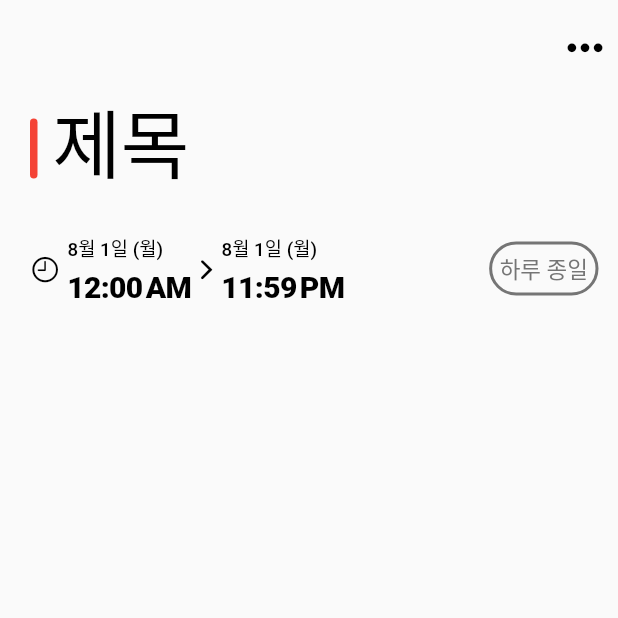
After one commit to UkiDelly/calendar-with-hashtag, a Flutter app: the AddNewEventPage screen opened directly, on a phone screen of 412 x 824 dp, the top half of it. The commit adds this screen. Run offline on Flutter 3.47's test engine with Material 2 defaults, Android fonts, the phone set to English and light mode, and no system bars; our stand-ins replace flutter_riverpod, flutter_svg, modal_bottom_sheet, table_calendar.

Commit message:
implement add new event page

```diff
--- a/lib/main.dart
+++ b/lib/main.dart
@@ -1,4 +1,4 @@
-import 'package:care_square_assignment/view/main_view.dart';
+import 'package:care_square_assignment/view/Main/main_view.dart';
 import 'package:flutter/cupertino.dart';
 import 'package:flutter/material.dart';
 import 'package:flutter_riverpod/flutter_riverpod.dart';
@@ -16,8 +16,7 @@ class MyApp extends StatelessWidget {
     return const CupertinoApp(
       debugShowCheckedModeBanner: false,
       theme: CupertinoThemeData(
-        brightness: Brightness.light,
-      ),
+          brightness: Brightness.light, primaryColor: Colors.black),
       home: MainView(),
     );
   }
--- a/lib/provider/dates.dart
+++ b/lib/provider/dates.dart
@@ -12,3 +12,5 @@ final goBackTodayProvider = StateProvider<int>((ref) => 0);
 final selectedDateProvider = StateProvider<DateTime>((ref) {
   return DateTime.now();
 });
+
+final allDayProvider = StateProvider<bool>((ref) => false);
--- a/lib/view/main_view.dart
+++ b/lib/view/Main/main_view.dart
@@ -1,10 +1,7 @@
-import 'package:care_square_assignment/view/widget/appbar/appbar.dart';
-import 'package:care_square_assignment/view/widget/calendar/calendar.dart';
-import 'package:flutter/material.dart';
-import 'package:flutter/services.dart';
+import 'package:flutter/cupertino.dart';
 
-import 'package:modal_bottom_sheet/modal_bottom_sheet.dart';
-
+import 'widget/appbar/appbar.dart';
+import 'widget/calendar/calendar.dart';
 import 'widget/events/event_list.dart';
 
 class MainView extends StatefulWidget {
@@ -17,11 +14,8 @@ class MainView extends StatefulWidget {
 class _MainViewState extends State<MainView> {
   @override
   Widget build(BuildContext context) {
-    return CupertinoScaffold(
-      overlayStyle: SystemUiOverlayStyle.dark,
-      transitionBackgroundColor: Colors.white,
-      //
-      body: SafeArea(
+    return CupertinoPageScaffold(
+      child: SafeArea(
         child: Column(
           children: [
             // App bar
--- a/lib/view/widget/appbar/appbar.dart
+++ b/lib/view/Main/widget/appbar/appbar.dart
@@ -3,12 +3,14 @@ import 'package:flutter/material.dart';
 
 import 'package:flutter_riverpod/flutter_riverpod.dart';
 
-import '../../../provider/dates.dart';
+import '../../../../provider/dates.dart';
+
 import '../back_to_now.dart';
 
 class CalendarAppBar extends StatefulWidget {
-
-  CalendarAppBar({Key? key, }) : super(key: key);
+  const CalendarAppBar({
+    Key? key,
+  }) : super(key: key);
 
   @override
   State<CalendarAppBar> createState() => _CalendarAppBarState();
@@ -46,8 +48,8 @@ class _CalendarAppBarState extends State<CalendarAppBar> {
               return AnimatedContainer(
                 duration: const Duration(milliseconds: 500),
                 child: ref.watch(currentMonthProvider) != DateTime.now().month
-                    ? Padding(
-                        padding: const EdgeInsets.fromLTRB(0, 20, 0, 20),
+                    ? const Padding(
+                        padding: EdgeInsets.fromLTRB(0, 20, 0, 20),
                         child: BackToNow(),
                       )
                     : null,
--- a/lib/view/widget/back_to_now.dart
+++ b/lib/view/Main/widget/back_to_now.dart
@@ -4,7 +4,7 @@ import 'package:flutter_riverpod/flutter_riverpod.dart';
 import 'package:flutter_svg/svg.dart';
 import 'dart:math' as math;
 
-import '../../provider/dates.dart';
+import '../../../provider/dates.dart';
 
 // ignore: must_be_immutable
 class BackToNow extends StatefulWidget {
--- a/lib/view/widget/calendar/calendar.dart
+++ b/lib/view/Main/widget/calendar/calendar.dart
@@ -4,7 +4,7 @@ import 'package:flutter/material.dart';
 import 'package:flutter_riverpod/flutter_riverpod.dart';
 import 'package:table_calendar/table_calendar.dart';
 
-import '../../../provider/dates.dart';
+import '../../../../provider/dates.dart';
 
 import 'cells/default.dart';
 import 'cells/holiday.dart';
@@ -33,7 +33,7 @@ class _CalendarWidgetState extends ConsumerState<CalendarWidget> {
   @override
   void initState() {
     super.initState();
-    _focusedDay = ref.watch(selectedDateProvider);
+    _focusedDay = DateTime.now();
     _firstDay = DateTime.utc(2010);
     _lastDay = DateTime.utc(2030);
   }
--- a/lib/view/widget/events/add_new_event.dart
+++ b/lib/view/Main/widget/events/add_new_event.dart
@@ -1,3 +1,4 @@
+import 'package:care_square_assignment/view/New%20Event/new_event_page.dart';
 import 'package:flutter/cupertino.dart';
 import 'package:flutter/material.dart';
 import 'package:flutter_svg/svg.dart';
@@ -23,18 +24,13 @@ class AddNewEvent extends StatelessWidget {
                 color: const Color(0xfff4f4f4),
                 borderRadius: BorderRadius.circular(10)),
             child: CupertinoButton(
-              // when tap
+              //
+              //* Show adding event page
               onPressed: () => showCupertinoModalBottomSheet(
-                  context: context, builder: (context) => Container()),
-
-              // decoration
-              // borderRadius: BorderRadius.circular(10),
-              // highlightColor: Colors.white.withOpacity(0.5),
-              // hoverColor: Colors.white.withOpacity(0.5),
-              // splashColor: Colors.white.withOpacity(0.5),
-              // overlayColor:
-              //     MaterialStateProperty.all(Colors.white.withOpacity(0.5)),
-              //TODO: make the color white with opacity 50% when it pressed.
+                context: context,
+                backgroundColor: Colors.transparent,
+                builder: (context) => const AddNewEventPage(),
+              ),
 
               //
               child: Row(
--- a/lib/view/widget/events/event_list.dart
+++ b/lib/view/Main/widget/events/event_list.dart
@@ -1,7 +1,8 @@
 import 'package:flutter/material.dart';
 import 'package:flutter_riverpod/flutter_riverpod.dart';
 
-import '../../../provider/dates.dart';
+import '../../../../provider/dates.dart';
+
 import 'add_new_event.dart';
 
 class EventList extends StatefulWidget {
--- /dev/null
+++ b/lib/view/New Event/new_event_page.dart
@@ -0,0 +1,55 @@
+import 'package:care_square_assignment/view/New%20Event/widgets/Time/time.dart';
+import 'package:care_square_assignment/view/New%20Event/widgets/title.dart';
+import 'package:flutter/cupertino.dart';
+import 'package:flutter/material.dart';
+import 'package:flutter_riverpod/flutter_riverpod.dart';
+
+import '../../provider/dates.dart';
+
+class AddNewEventPage extends StatelessWidget {
+  const AddNewEventPage({Key? key}) : super(key: key);
+
+  @override
+  Widget build(BuildContext context) {
+    return Scaffold(
+        body: SingleChildScrollView(
+      padding: const EdgeInsets.only(left: 20, right: 0, top: 10),
+      child: Column(crossAxisAlignment: CrossAxisAlignment.center, children: [
+        //
+        //* Add to Template
+        Align(
+          alignment: Alignment.centerRight,
+          child: CupertinoButton(
+              padding: const EdgeInsets.all(0),
+              child: const Icon(
+                Icons.more_horiz,
+                color: Colors.black,
+                size: 35,
+              ),
+              onPressed: () {}),
+        ),
+
+        //* Title
+        const NewEventTitle(),
+
+        //* Time
+        Consumer(
+          builder: (ctx, ref, child) {
+            DateTime day = ref.watch(selectedDateProvider);
+            return TimePick(day: day);
+          },
+        )
+
+        //* Account
+
+        //* Alarm befor
+
+        //* Location
+
+        //* url
+
+        //* Memo],
+      ]),
+    ));
+  }
+}
--- /dev/null
+++ b/lib/view/New Event/widgets/Time/time.dart
@@ -0,0 +1,277 @@
+import 'package:care_square_assignment/provider/dates.dart';
+import 'package:flutter/cupertino.dart';
+import 'package:flutter/material.dart';
+import 'package:intl/intl.dart';
+
+class TimePick extends StatefulWidget {
+  DateTime day;
+  TimePick({Key? key, required this.day}) : super(key: key);
+
+  @override
+  State<TimePick> createState() => _TimePickState();
+}
+
+class _TimePickState extends State<TimePick> {
+  bool allDay = false;
+  late DateTime startDate, endDate;
+
+  @override
+  void initState() {
+    super.initState();
+    // set the initial date
+    startDate = DateTime.utc(
+       widget.day.year,
+       widget.day.month,
+       widget.day.day,
+        0,
+        0);
+
+    // set the initial date
+    endDate = DateTime.utc(
+       widget.day.year,
+       widget.day.month,
+       widget.day.day,
+        23,
+        59);
+  }
+
+  String weekDay(int day) {
+    switch (day) {
+      case 1:
+        return "월";
+      case 2:
+        return "화";
+      case 3:
+        return "수";
+      case 4:
+        return "목";
+      case 5:
+        return "금";
+      case 6:
+        return "토";
+      case 7:
+        return "일";
+      default:
+        return "";
+    }
+  }
+
+  String convertTime(DateTime day) {
+    var time = DateFormat.jm().format(day);
+
+    return time.toString();
+  }
+
+  TextStyle onAlldayEnabled() {
+    if (allDay) {
+      return const TextStyle(color: Colors.white, fontSize: 15);
+    }
+    return TextStyle(color: Colors.grey.shade600, fontSize: 15);
+  }
+
+  @override
+  Widget build(BuildContext context) {
+    return SizedBox(
+      height: 70,
+      child: Row(
+        crossAxisAlignment: CrossAxisAlignment.center,
+        children: [
+          //
+          //* Icon
+          const Icon(
+            CupertinoIcons.clock,
+            size: 20,
+          ),
+
+          //
+          const SizedBox(
+            width: 5,
+          ),
+
+          //* start
+          ConstrainedBox(
+              constraints: const BoxConstraints(
+                maxWidth: 110,
+              ),
+              child: timeStart()),
+
+          // arrow
+          const Icon(
+            CupertinoIcons.forward,
+            size: 20,
+          ),
+
+          //* end
+          ConstrainedBox(
+              constraints: const BoxConstraints(maxWidth: 115),
+              child: timeEnd()),
+
+          //
+          const Spacer(),
+
+          //* Allday Button
+          CupertinoButton(
+            padding: const EdgeInsets.all(3),
+            onPressed: () {
+              setState(() {
+                allDay = !allDay;
+              });
+            },
+
+            // animtation
+            child: AnimatedContainer(
+              duration: const Duration(milliseconds: 700),
+              padding: const EdgeInsets.all(5),
+              decoration: allDay
+                  ? BoxDecoration(
+                      borderRadius: BorderRadius.circular(25),
+                      border: Border.all(width: 2, color: Colors.black),
+                      color: Colors.black,
+                    )
+                  : BoxDecoration(
+                      borderRadius: BorderRadius.circular(25),
+                      border:
+                          Border.all(width: 2, color: Colors.grey.shade600)),
+              child: AnimatedDefaultTextStyle(
+                  duration: const Duration(milliseconds: 500),
+                  style: onAlldayEnabled(),
+
+                  // all Day
+                  child: const Text("하루 종일")),
+            ),
+          ),
+
+          //
+          const SizedBox(
+            width: 10,
+          )
+        ],
+      ),
+    );
+  }
+
+  Widget timeStart() {
+    return CupertinoButton(
+      padding: const EdgeInsets.all(0),
+      onPressed: () {},
+      child: Column(
+        crossAxisAlignment: CrossAxisAlignment.start,
+        mainAxisAlignment: MainAxisAlignment.center,
+        children: [
+          //
+          const Spacer(),
+
+          //* Date
+          AnimatedDefaultTextStyle(
+            duration: const Duration(milliseconds: 100),
+            style: allDay
+                ? TextStyle(
+                    fontSize: 20,
+                    fontWeight: FontWeight.w700,
+                    color: CupertinoTheme.of(context).primaryColor)
+                : TextStyle(
+                    fontSize: 12.5,
+                    fontWeight: FontWeight.w500,
+                    color: CupertinoTheme.of(context).primaryColor),
+            child: Text(
+              "${startDate.month}월 ${startDate.day}일 (${weekDay(startDate.weekday)})",
+            ),
+          ),
+
+          //
+          const SizedBox(
+            height: 5,
+          ),
+
+          //* Time
+          AnimatedCrossFade(
+            // show the time if allday is false
+            crossFadeState:
+                allDay ? CrossFadeState.showSecond : CrossFadeState.showFirst,
+            duration: const Duration(milliseconds: 100),
+
+            // first child, show the time
+            firstChild: AnimatedOpacity(
+              opacity: allDay ? 0 : 1,
+              duration: const Duration(milliseconds: 1),
+              curve: Curves.fastLinearToSlowEaseIn,
+              child: Text(
+                convertTime(startDate),
+                style: const TextStyle(
+                  fontSize: 20,
+                  fontWeight: FontWeight.w800,
+                ),
+              ),
+            ),
+
+            // secod child, nothing
+            secondChild: const SizedBox(),
+          ),
+          const Spacer()
+        ],
+      ),
+    );
+  }
+
+  Widget timeEnd() {
+    return CupertinoButton(
+      padding: const EdgeInsets.all(0),
+      onPressed: () {},
+      child: Column(
+        crossAxisAlignment: CrossAxisAlignment.start,
+        children: [
+          //
+          const Spacer(),
+
+          //* Date
+          AnimatedDefaultTextStyle(
+            duration: const Duration(milliseconds: 100),
+            style: allDay
+                ? TextStyle(
+                    fontSize: 20,
+                    fontWeight: FontWeight.w700,
+                    color: CupertinoTheme.of(context).primaryColor)
+                : TextStyle(
+                    fontSize: 12.5,
+                    fontWeight: FontWeight.w500,
+                    color: CupertinoTheme.of(context).primaryColor),
+            child: Text(
+              "${endDate.month}월 ${endDate.day}일 (${weekDay(endDate.weekday)})",
+            ),
+          ),
+
+          //
+          const SizedBox(
+            height: 5,
+          ),
+
+          //* Time
+          AnimatedCrossFade(
+            // show the time if allday is false
+            crossFadeState:
+                allDay ? CrossFadeState.showSecond : CrossFadeState.showFirst,
+            duration: const Duration(milliseconds: 100),
+
+            // first child, show the time
+            firstChild: AnimatedOpacity(
+              opacity: allDay ? 0 : 1,
+              duration: const Duration(milliseconds: 1),
+              curve: Curves.fastLinearToSlowEaseIn,
+              child: Text(
+                convertTime(endDate),
+                style: const TextStyle(
+                  fontSize: 20,
+                  fontWeight: FontWeight.w800,
+                ),
+              ),
+            ),
+
+            // secod child, nothing
+            secondChild: const SizedBox(),
+          ),
+          const Spacer()
+        ],
+      ),
+    );
+  }
+}
--- /dev/null
+++ b/lib/view/New Event/widgets/title.dart
@@ -0,0 +1,49 @@
+import 'package:flutter/cupertino.dart';
+import 'package:flutter/material.dart';
+
+class NewEventTitle extends StatefulWidget {
+  const NewEventTitle({Key? key}) : super(key: key);
+
+  @override
+  State<NewEventTitle> createState() => _NewEventTitleState();
+}
+
+class _NewEventTitleState extends State<NewEventTitle> {
+  final TextEditingController _textEditingController = TextEditingController();
+
+  @override
+  void initState() {
+    super.initState();
+    _textEditingController.text = "제목";
+  }
+
+  @override
+  Widget build(BuildContext context) {
+    return SizedBox(
+      height: 90,
+      child: Row(
+        crossAxisAlignment: CrossAxisAlignment.center,
+        children: [
+          //* text field
+          Expanded(
+              child: CupertinoTextField(
+            controller: _textEditingController,
+            padding: const EdgeInsets.all(10),
+
+            // indicator
+            prefix: Container(
+              height: 40,
+              width: 5,
+              decoration: BoxDecoration(
+                  color: Colors.red, borderRadius: BorderRadius.circular(25)),
+            ),
+
+            //
+            decoration: const BoxDecoration(),
+            style: const TextStyle(fontSize: 50),
+          ))
+        ],
+      ),
+    );
+  }
+}
```
Also changed, not shown: lib/view/Main/widget/calendar/cells/default.dart (renamed from lib/view/widget/calendar/cells/default.dart), lib/view/Main/widget/calendar/cells/holiday.dart (renamed from lib/view/widget/calendar/cells/holiday.dart), lib/view/Main/widget/calendar/cells/outside.dart (renamed from lib/view/widget/calendar/cells/outside.dart), lib/view/Main/widget/calendar/cells/selected.dart (renamed from lib/view/widget/calendar/cells/selected.dart), lib/view/Main/widget/calendar/cells/today.dart (renamed from lib/view/widget/calendar/cells/today.dart), lib/view/Main/widget/calendar/cells/weekday.dart (renamed from lib/view/widget/calendar/cells/weekday.dart), lib/view/Main/widget/events/event_widget.dart (renamed from lib/view/widget/events/event_widget.dart).
